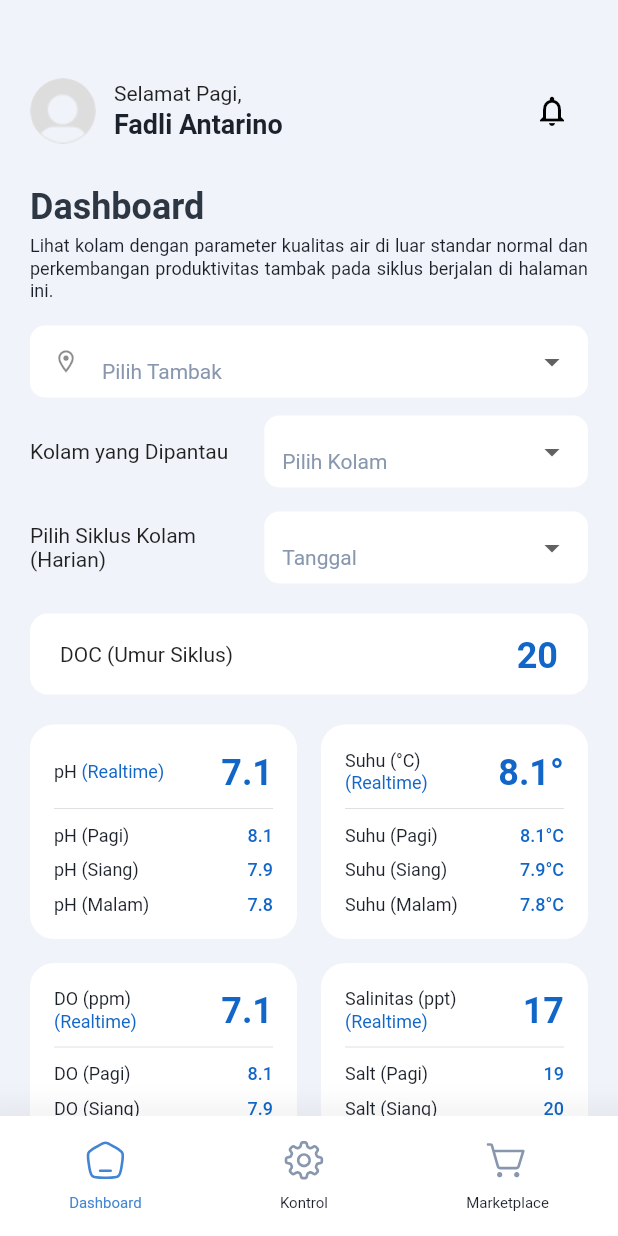
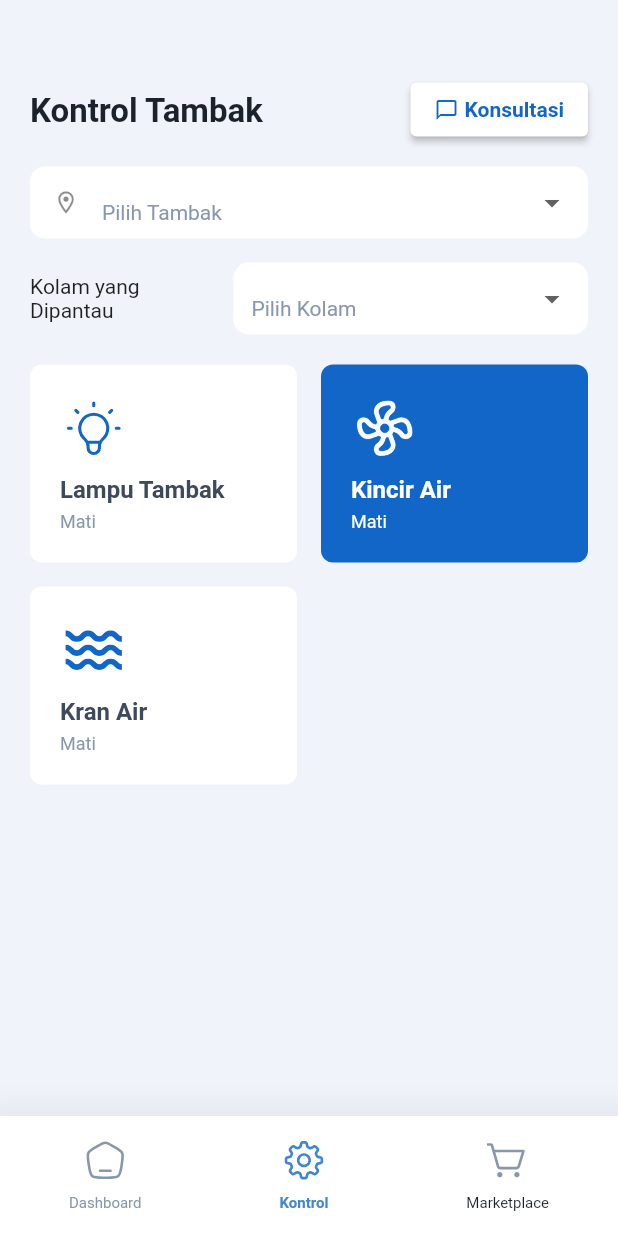
Before and after one commit to Playbox-Kotak-Berkah/Mobile, a Flutter app: the screen it shows after launch, on a phone screen of 412 x 824 dp. Run offline on Flutter 3.47's test engine with Material 2 defaults, Android fonts, the phone set to English and light mode, and no system bars; our stand-ins replace dropdown_button2, email_validator, flutter_svg, get, sizer.

Commit message:
kontrol page

```diff
--- /dev/null
+++ b/lib/app/bindings/kontrol_bindings.dart
@@ -0,0 +1,9 @@
+import 'package:get/get.dart';
+import 'package:playbox/app/controller/kontrol_controller.dart';
+
+class KontrolBinding implements Bindings {
+  @override
+  void dependencies() {
+    Get.lazyPut<KontrolController>(() => KontrolController());
+  }
+}
--- /dev/null
+++ b/lib/app/controller/kontrol_controller.dart
@@ -0,0 +1,5 @@
+import 'package:get/get.dart';
+
+class KontrolController extends GetxController {
+  static get i => Get.find<KontrolController>();
+}
--- a/lib/app/view/dashboard_screen.dart
+++ b/lib/app/view/dashboard_screen.dart
@@ -96,7 +96,7 @@ class _DashboardPageState extends State<DashboardPage> {
               Row(
                 children: [
                   SizedBox(
-                    width: 35.w,
+                    width: 30.w,
                     child: Text("Kolam yang Dipantau"),
                   ),
                   SizedBox(width: 12),
@@ -120,7 +120,7 @@ class _DashboardPageState extends State<DashboardPage> {
               Row(
                 children: [
                   SizedBox(
-                    width: 35.w,
+                    width: 30.w,
                     child: Text("Pilih Siklus Kolam (Harian)"),
                   ),
                   SizedBox(width: 12),
--- /dev/null
+++ b/lib/app/view/kontrol_screen.dart
@@ -0,0 +1,219 @@
+import 'dart:math';
+
+import 'package:flutter/material.dart';
+import 'package:flutter_svg/flutter_svg.dart';
+import 'package:playbox/utils/color_constants.dart';
+import 'package:playbox/utils/text_styles.dart';
+import 'package:playbox/widgets/app_bottombar.dart';
+import 'package:playbox/widgets/app_dropdown.dart';
+import 'package:sizer/sizer.dart';
+
+class KontrolPage extends StatefulWidget {
+  const KontrolPage({super.key});
+
+  @override
+  State<KontrolPage> createState() => _KontrolPageState();
+}
+
+class _KontrolPageState extends State<KontrolPage> {
+  @override
+  Widget build(BuildContext context) {
+    return Scaffold(
+      body: SingleChildScrollView(
+        child: Padding(
+          padding: EdgeInsets.symmetric(horizontal: 20, vertical: 40),
+          child: Column(
+            crossAxisAlignment: CrossAxisAlignment.stretch,
+            children: [
+              SizedBox(height: 15),
+              Row(
+                mainAxisAlignment: MainAxisAlignment.spaceBetween,
+                children: [
+                  Text(
+                    "Kontrol Tambak",
+                    style: body1TextStyle(weight: FontWeight.w600),
+                  ),
+                  ElevatedButton(
+                    style: ElevatedButton.styleFrom(
+                      backgroundColor: Colors.white,
+                    ),
+                    onPressed: () {},
+                    child: Row(
+                      crossAxisAlignment: CrossAxisAlignment.center,
+                      children: [
+                        Icon(
+                          Icons.chat_bubble_outline_outlined,
+                          color: ColorConstants.primary[500],
+                          size: 16,
+                        ),
+                        SizedBox(width: 4),
+                        Text(
+                          "Konsultasi",
+                          style: body5TextStyle(
+                            color: ColorConstants.primary[500],
+                            weight: FontWeight.bold,
+                          ),
+                        ),
+                      ],
+                    ),
+                  ),
+                ],
+              ),
+              SizedBox(height: 20),
+              AppDropdown(
+                hintText: "Pilih Tambak",
+                prefixIcon: Icon(Icons.location_on_outlined),
+                items: [
+                  AppDropdownItem(text: 'Tambak 1 - Ben\'s Farm', value: 0),
+                  AppDropdownItem(text: 'Tambak 2 - Fadli Farm', value: 1),
+                  AppDropdownItem(text: 'Tambak 2 - Fadli Farm', value: 2),
+                ],
+                value: -1,
+              ),
+              SizedBox(height: 16),
+              Row(
+                children: [
+                  SizedBox(
+                    width: 30.w,
+                    child: Text("Kolam yang Dipantau"),
+                  ),
+                  SizedBox(width: 12),
+                  Expanded(
+                    child: AppDropdown(
+                      hintText: "Pilih Kolam",
+                      items: [
+                        AppDropdownItem(
+                            text: 'Tambak 1 - Ben\'s Farm', value: 0),
+                        AppDropdownItem(
+                            text: 'Tambak 2 - Fadli Farm', value: 1),
+                        AppDropdownItem(
+                            text: 'Tambak 2 - Fadli Farm', value: 2),
+                      ],
+                      value: -1,
+                    ),
+                  ),
+                ],
+              ),
+              SizedBox(height: 20),
+              Row(
+                children: [
+                  Expanded(
+                    child: Container(
+                      padding: EdgeInsets.all(20),
+                      decoration: BoxDecoration(
+                        color: Colors.white,
+                        borderRadius: BorderRadius.circular(8),
+                      ),
+                      child: Column(
+                        crossAxisAlignment: CrossAxisAlignment.start,
+                        children: [
+                          SvgPicture.asset(
+                            "assets/icons/bulb_blue.svg",
+                            width: 45,
+                            height: 45,
+                          ),
+                          SizedBox(height: 8),
+                          Text(
+                            "Lampu Tambak",
+                            style: body4TextStyle(
+                              color: ColorConstants.slate[700],
+                              weight: FontWeight.bold,
+                            ),
+                          ),
+                          SizedBox(height: 4),
+                          Text(
+                            "Mati",
+                            style: body6TextStyle(
+                                color: ColorConstants.slate[400]),
+                          ),
+                        ],
+                      ),
+                    ),
+                  ),
+                  SizedBox(width: 16),
+                  Expanded(
+                    child: Container(
+                      padding: EdgeInsets.all(20),
+                      decoration: BoxDecoration(
+                        color: ColorConstants.primary[500],
+                        borderRadius: BorderRadius.circular(8),
+                      ),
+                      child: Column(
+                        crossAxisAlignment: CrossAxisAlignment.start,
+                        children: [
+                          SvgPicture.asset(
+                            "assets/icons/fan_white.svg",
+                            width: 45,
+                            height: 45,
+                          ),
+                          SizedBox(height: 8),
+                          Text(
+                            "Kincir Air",
+                            style: body4TextStyle(
+                              color: Colors.white,
+                              weight: FontWeight.bold,
+                            ),
+                          ),
+                          SizedBox(height: 4),
+                          Text(
+                            "Mati",
+                            style: body6TextStyle(
+                              color: Colors.white,
+                            ),
+                          ),
+                        ],
+                      ),
+                    ),
+                  ),
+                ],
+              ),
+              SizedBox(height: 16),
+              Row(
+                children: [
+                  Expanded(
+                    child: Container(
+                      padding: EdgeInsets.all(20),
+                      decoration: BoxDecoration(
+                        color: Colors.white,
+                        borderRadius: BorderRadius.circular(8),
+                      ),
+                      child: Column(
+                        crossAxisAlignment: CrossAxisAlignment.start,
+                        children: [
+                          SvgPicture.asset(
+                            "assets/icons/water_blue.svg",
+                            width: 45,
+                            height: 45,
+                          ),
+                          SizedBox(height: 8),
+                          Text(
+                            "Kran Air",
+                            style: body4TextStyle(
+                              color: ColorConstants.slate[700],
+                              weight: FontWeight.bold,
+                            ),
+                          ),
+                          SizedBox(height: 4),
+                          Text(
+                            "Mati",
+                            style: body6TextStyle(
+                                color: ColorConstants.slate[400]),
+                          ),
+                        ],
+                      ),
+                    ),
+                  ),
+                  SizedBox(width: 16),
+                  Expanded(
+                    child: Container(),
+                  ),
+                ],
+              ),
+            ],
+          ),
+        ),
+      ),
+      bottomNavigationBar: AppBottomBar(),
+    );
+  }
+}
--- a/lib/main.dart
+++ b/lib/main.dart
@@ -25,7 +25,7 @@ class MyApp extends StatelessWidget {
           title: 'Playbox APP',
           theme: globalTheme(),
           getPages: appPage(),
-          initialRoute: AppRoute.dashboard,
+          initialRoute: AppRoute.kontrol,
           builder: (context, child) {
             return MediaQuery(
               data: MediaQuery.of(context).copyWith(textScaleFactor: 1),
--- a/lib/routes/app_page.dart
+++ b/lib/routes/app_page.dart
@@ -4,6 +4,7 @@ import 'package:playbox/app/bindings/login_bindings.dart';
 import 'package:playbox/app/bindings/onboarding_bindings.dart';
 import 'package:playbox/app/bindings/register_bindings.dart';
 import 'package:playbox/app/view/dashboard_screen.dart';
+import 'package:playbox/app/view/kontrol_screen.dart';
 import 'package:playbox/app/view/login_screen.dart';
 import 'package:playbox/app/view/onboarding_screen.dart';
 import 'package:playbox/app/view/register_screen.dart';
@@ -36,5 +37,9 @@ List<GetPage<dynamic>> appPage() {
       page: () => DashboardPage(),
       binding: DashboardBinding(),
     ),
+    GetPage(
+      name: AppRoute.kontrol,
+      page: () => KontrolPage(),
+    ),
   ];
 }
--- a/lib/widgets/app_bottombar.dart
+++ b/lib/widgets/app_bottombar.dart
@@ -52,6 +52,9 @@ class _AppBottomBarState extends State<AppBottomBar> {
                       color: currentRoute == AppRoute.dashboard
                           ? ColorConstants.primary[400]
                           : ColorConstants.slate[400],
+                      weight: currentRoute == AppRoute.dashboard
+                          ? FontWeight.bold
+                          : FontWeight.normal,
                     ),
                   ),
                 ],
@@ -61,11 +64,22 @@ class _AppBottomBarState extends State<AppBottomBar> {
                   SvgPicture.asset(
                     "assets/icons/kontrol.svg",
                     width: 28,
+                    color: currentRoute == AppRoute.kontrol
+                        ? ColorConstants.primary[400]
+                        : ColorConstants.slate[400],
                   ),
                   SizedBox(height: 8),
                   Text(
                     "Kontrol",
-                    style: body6TextStyle(size: 10),
+                    style: body6TextStyle(
+                      size: 10,
+                      weight: currentRoute == AppRoute.kontrol
+                          ? FontWeight.bold
+                          : FontWeight.normal,
+                      color: currentRoute == AppRoute.kontrol
+                          ? ColorConstants.primary[400]
+                          : ColorConstants.slate[400],
+                    ),
                   ),
                 ],
               ),
```
Also changed, not shown: assets/icons/bulb.svg (added), assets/icons/bulb_blue.svg (added), assets/icons/bulb_grey.svg (added), assets/icons/bulb_white.svg (added), assets/icons/fan.svg (added), assets/icons/fan_blue.svg (added), assets/icons/fan_grey.svg (added), assets/icons/fan_white.svg (added), assets/icons/water.svg (added), assets/icons/water_blue.svg (added), assets/icons/water_grey.svg (added), assets/icons/water_white.svg (added).
